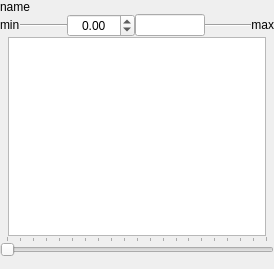
fuzzylite/fuzzylite, file qtfuzzylite/ui/Viewer.ui: the form before one commit.
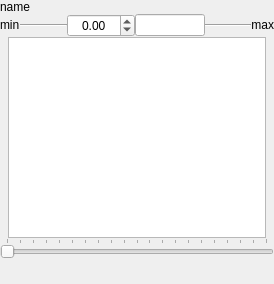
The form after the commit. Icons and pictures are not drawn.

```diff
--- a/qtfuzzylite/ui/Viewer.ui
+++ b/qtfuzzylite/ui/Viewer.ui
@@ -7,7 +7,7 @@
     <x>0</x>
     <y>0</y>
     <width>274</width>
-    <height>269</height>
+    <height>284</height>
    </rect>
   </property>
   <property name="sizePolicy">
@@ -198,13 +198,13 @@
 </string>
        </property>
        <property name="maximum">
-        <number>999</number>
+        <number>1000</number>
        </property>
        <property name="singleStep">
         <number>10</number>
        </property>
        <property name="pageStep">
-        <number>50</number>
+        <number>20</number>
        </property>
        <property name="value">
         <number>0</number>
@@ -247,6 +247,39 @@
        </property>
        <property name="text">
         <string/>
+       </property>
+       <property name="textFormat">
+        <enum>Qt::RichText</enum>
+       </property>
+       <property name="scaledContents">
+        <bool>true</bool>
+       </property>
+       <property name="alignment">
+        <set>Qt::AlignCenter</set>
+       </property>
+       <property name="wordWrap">
+        <bool>true</bool>
+       </property>
+      </widget>
+     </item>
+     <item>
+      <widget class="QLabel" name="lbl_fuzzy_out">
+       <property name="sizePolicy">
+        <sizepolicy hsizetype="Ignored" vsizetype="Maximum">
+         <horstretch>0</horstretch>
+         <verstretch>0</verstretch>
+        </sizepolicy>
+       </property>
+       <property name="font">
+        <font>
+         <pointsize>8</pointsize>
+        </font>
+       </property>
+       <property name="text">
+        <string/>
+       </property>
+       <property name="textFormat">
+        <enum>Qt::RichText</enum>
        </property>
        <property name="scaledContents">
         <bool>true</bool>
```
